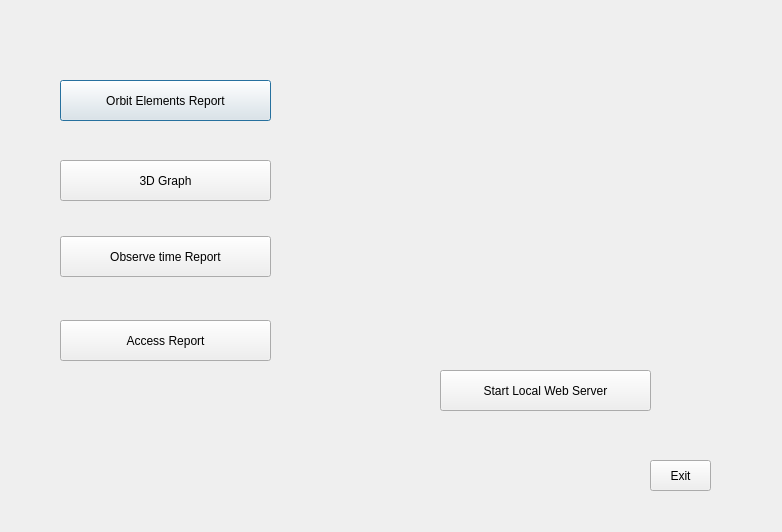
The window that GuiShowChoice.ui (loceyi/vlbiOrbitSimulation) describes before a commit, drawn with Qt 5.
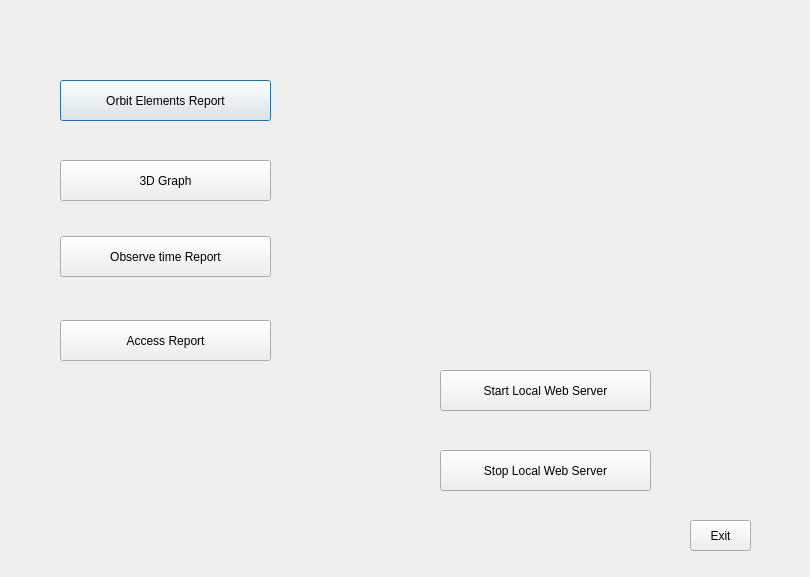
The same window after the commit. Icons and pictures are not drawn.

```diff
--- a/GuiShowChoice.ui
+++ b/GuiShowChoice.ui
@@ -6,8 +6,8 @@
    <rect>
     <x>0</x>
     <y>0</y>
-    <width>782</width>
-    <height>532</height>
+    <width>810</width>
+    <height>577</height>
    </rect>
   </property>
   <property name="windowTitle">
@@ -80,8 +80,8 @@
   <widget class="QPushButton" name="pushButton_5">
    <property name="geometry">
     <rect>
-     <x>650</x>
-     <y>460</y>
+     <x>690</x>
+     <y>520</y>
      <width>61</width>
      <height>31</height>
     </rect>
@@ -125,6 +125,22 @@
     <string>Start Local Web Server</string>
    </property>
   </widget>
+  <widget class="QPushButton" name="pushButton_7">
+   <property name="geometry">
+    <rect>
+     <x>440</x>
+     <y>450</y>
+     <width>211</width>
+     <height>41</height>
+    </rect>
+   </property>
+   <property name="styleSheet">
+    <string notr="true">font: 9pt &quot;Adobe 黑体 Std R&quot;;</string>
+   </property>
+   <property name="text">
+    <string>Stop Local Web Server</string>
+   </property>
+  </widget>
  </widget>
  <resources>
   <include location="backgraound.qrc"/>
```
